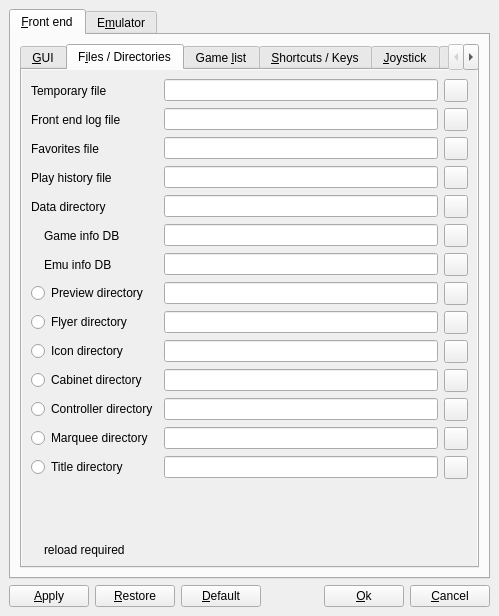
Before: the Qt Designer form options.ui in qmc2/qmc2-mame-fe, drawn with Qt 5.
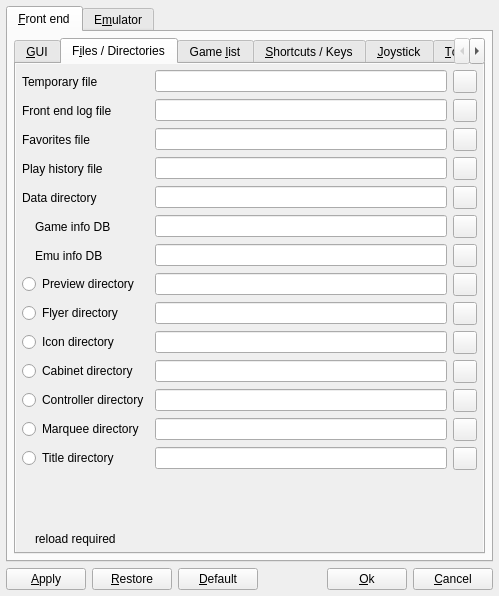
After: the same form once the commit is applied. The open tabs and pages were chosen to show the change. Icons and pictures are not drawn.

Commit message: imp: general layouting facelift (smaller layout content margins)

The edit to the form file:
```diff
--- a/options.ui
+++ b/options.ui
@@ -8,7 +8,7 @@
     <x>0</x>
     <y>0</y>
     <width>499</width>
-    <height>616</height>
+    <height>596</height>
    </rect>
   </property>
   <property name="windowTitle">
@@ -25,12 +25,6 @@
        <string>&amp;Front end</string>
       </attribute>
       <layout class="QGridLayout">
-       <property name="margin">
-        <number>9</number>
-       </property>
-       <property name="spacing">
-        <number>6</number>
-       </property>
        <item row="0" column="0">
         <widget class="QTabWidget" name="tabWidgetFrontendSettings">
          <property name="currentIndex">
@@ -730,8 +724,8 @@
                <rect>
                 <x>0</x>
                 <y>0</y>
-                <width>455</width>
-                <height>491</height>
+                <width>204</width>
+                <height>484</height>
                </rect>
               </property>
               <layout class="QGridLayout" name="gridLayout_6">
@@ -1057,9 +1051,6 @@
                    </widget>
                    <widget class="QWidget" name="pagePreviewFile">
                     <layout class="QHBoxLayout">
-                     <property name="spacing">
-                      <number>6</number>
-                     </property>
                      <property name="margin">
                       <number>0</number>
                      </property>
@@ -1154,9 +1145,6 @@
                    </widget>
                    <widget class="QWidget" name="pageFlyerFile">
                     <layout class="QHBoxLayout">
-                     <property name="spacing">
-                      <number>6</number>
-                     </property>
                      <property name="margin">
                       <number>0</number>
                      </property>
@@ -1251,9 +1239,6 @@
                    </widget>
                    <widget class="QWidget" name="pageIconFile">
                     <layout class="QHBoxLayout">
-                     <property name="spacing">
-                      <number>6</number>
-                     </property>
                      <property name="margin">
                       <number>0</number>
                      </property>
@@ -1300,12 +1285,6 @@
                  </item>
                  <item row="15" column="0" colspan="3">
                   <layout class="QHBoxLayout" name="layout8">
-                   <property name="spacing">
-                    <number>6</number>
-                   </property>
-                   <property name="margin">
-                    <number>0</number>
-                   </property>
                    <item>
                     <widget class="QLabel" name="labelLegend3Pic">
                      <property name="sizePolicy">
@@ -1384,9 +1363,6 @@
                    </widget>
                    <widget class="QWidget" name="pageCabinetFile">
                     <layout class="QHBoxLayout" name="_3">
-                     <property name="spacing">
-                      <number>6</number>
-                     </property>
                      <property name="margin">
                       <number>0</number>
                      </property>
@@ -1481,9 +1457,6 @@
                    </widget>
                    <widget class="QWidget" name="pageControllerFile">
                     <layout class="QHBoxLayout" name="_5">
-                     <property name="spacing">
-                      <number>6</number>
-                     </property>
                      <property name="margin">
                       <number>0</number>
                      </property>
@@ -1578,9 +1551,6 @@
                    </widget>
                    <widget class="QWidget" name="pageMarqueeFile">
                     <layout class="QHBoxLayout" name="_11">
-                     <property name="spacing">
-                      <number>6</number>
-                     </property>
                      <property name="margin">
                       <number>0</number>
                      </property>
@@ -1675,9 +1645,6 @@
                    </widget>
                    <widget class="QWidget" name="pageTitleFile">
                     <layout class="QHBoxLayout" name="_15">
-                     <property name="spacing">
-                      <number>6</number>
-                     </property>
                      <property name="margin">
                       <number>0</number>
                      </property>
@@ -3222,12 +3189,6 @@
    </item>
    <item row="1" column="0">
     <layout class="QHBoxLayout" name="layout19">
-     <property name="spacing">
-      <number>6</number>
-     </property>
-     <property name="margin">
-      <number>0</number>
-     </property>
      <item>
       <widget class="QPushButton" name="pushButtonApply">
        <property name="toolTip">
@@ -3307,7 +3268,7 @@
    </item>
   </layout>
  </widget>
- <layoutdefault spacing="6" margin="9"/>
+ <layoutdefault spacing="6" margin="6"/>
  <tabstops>
   <tabstop>tabWidgetOptions</tabstop>
   <tabstop>tabWidgetFrontendSettings</tabstop>
```
Left out of the diff: 81 changed lines with no effect on the pictures. The commit also changes 27 other files.
